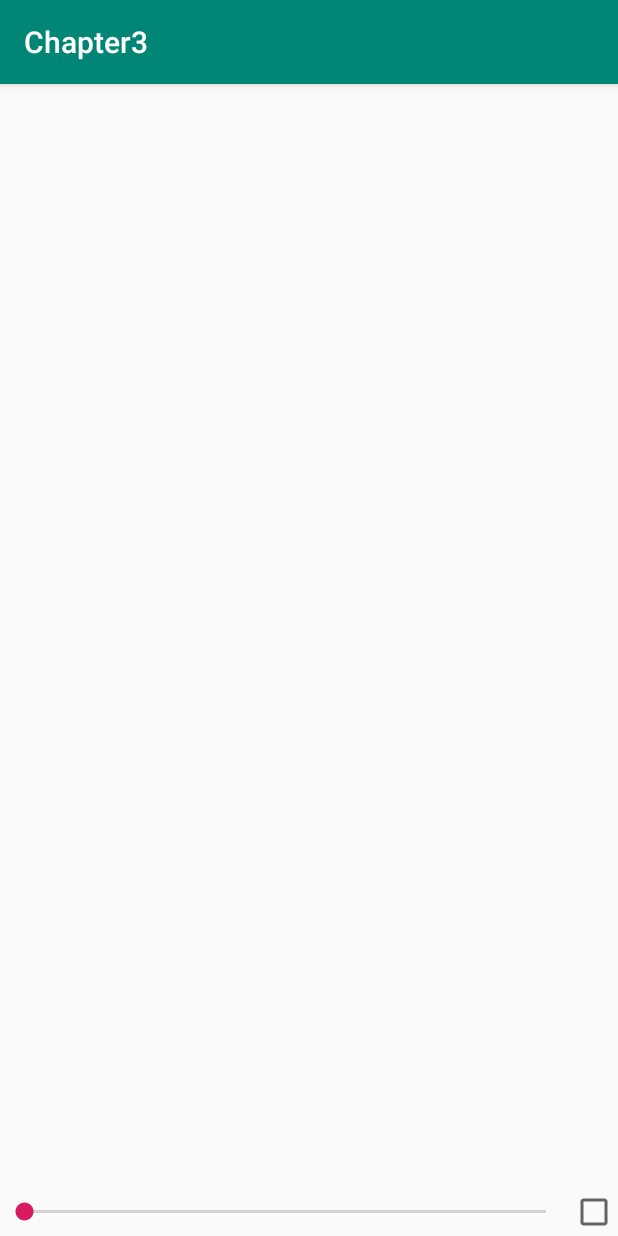
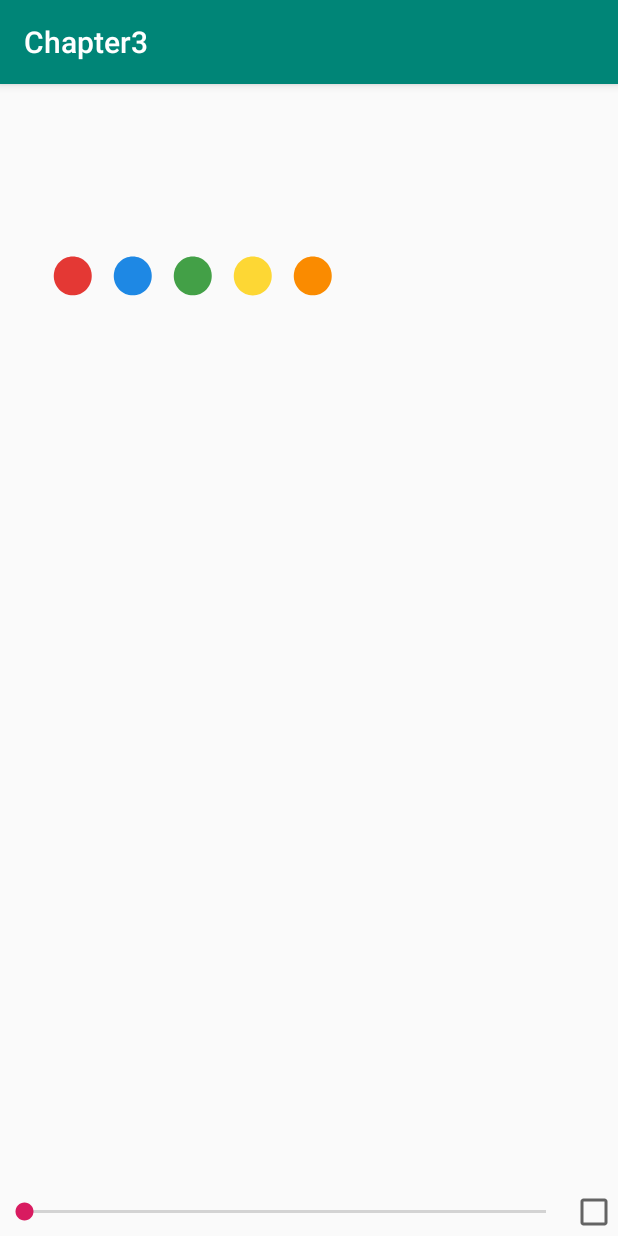
Before and after one commit to wanghuazhang/Chapter3, an Android app: the screen it shows after launch (MainActivity), on a phone screen of 412 x 824 dp. Run offline under Robolectric (Android 15) with nearby library versions, the phone set to English and light mode, and no system bars.

```diff
--- a/Homework/ch3ex1/build.gradle
+++ b/Homework/ch3ex1/build.gradle
@@ -20,6 +20,7 @@ android {
 dependencies {
     implementation fileTree(dir: 'libs', include: ['*.jar'])
     implementation 'com.android.support:appcompat-v7:28.0.0'
+    implementation "com.airbnb.android:lottie:2.7.0"
 
     // TODO 1: 添加对 lottie android 库的依赖. 注意版本使用 2.7.0
     // lottie Android 官网：https://airbnb.io/lottie/android/android.html
--- a/Homework/ch3ex1/src/main/java/com/example/chapter3/homework/MainActivity.java
+++ b/Homework/ch3ex1/src/main/java/com/example/chapter3/homework/MainActivity.java
@@ -44,6 +44,9 @@ public class MainActivity extends AppCompatActivity {
                 // 提示1：可以参考 https://airbnb.io/lottie/android/android.html#custom-animators
                 // 提示2：SeekBar 的文档可以把鼠标放在 OnProgressChanged 中间，并点击 F1 查看，
                 // 或者到官网查询 https://developer.android.com/reference/android/widget/SeekBar.OnSeekBarChangeListener.html#onProgressChanged(android.widget.SeekBar,%20int,%20boolean)
+
+                animationView.setProgress(progress/100f);
+
             }
 
             @Override
--- a/Homework/ch3ex1/src/main/res/layout/activity_main.xml
+++ b/Homework/ch3ex1/src/main/res/layout/activity_main.xml
@@ -10,25 +10,30 @@
     <!-- 参考 Lottie 官方文档 https://airbnb.io/lottie/android/android.html#from-xml -->
     <!-- 你还可以在 https://www.lottiefiles.com/ 这里找到更多的 lottie 资源 -->
 
+    <com.airbnb.lottie.LottieAnimationView
+        android:id="@+id/animation_view"
+        android:layout_width="wrap_content"
+        android:layout_height="wrap_content"
+        app:lottie_rawRes="@raw/material_wave_loading"/>
 
     <LinearLayout
         android:layout_width="match_parent"
         android:layout_height="wrap_content"
-        android:orientation="horizontal"
-        android:layout_gravity="bottom">
+        android:layout_gravity="bottom"
+        android:orientation="horizontal">
 
         <SeekBar
             android:id="@+id/seekbar"
             android:layout_width="0dp"
             android:layout_height="wrap_content"
-            android:layout_weight="1.0"
-            android:layout_gravity="center_vertical"/>
+            android:layout_gravity="center_vertical"
+            android:layout_weight="1.0" />
 
         <CheckBox
             android:id="@+id/loop_checkbox"
             android:layout_width="wrap_content"
             android:layout_height="wrap_content"
-            android:layout_gravity="center_vertical"/>
+            android:layout_gravity="center_vertical" />
     </LinearLayout>
 
 </FrameLayout>
```
Also changed, not shown: Homework/ch3ex2/src/main/java/com/example/chapter3/homework/MainActivity.java (+29 -0 lines), 1 other file.
